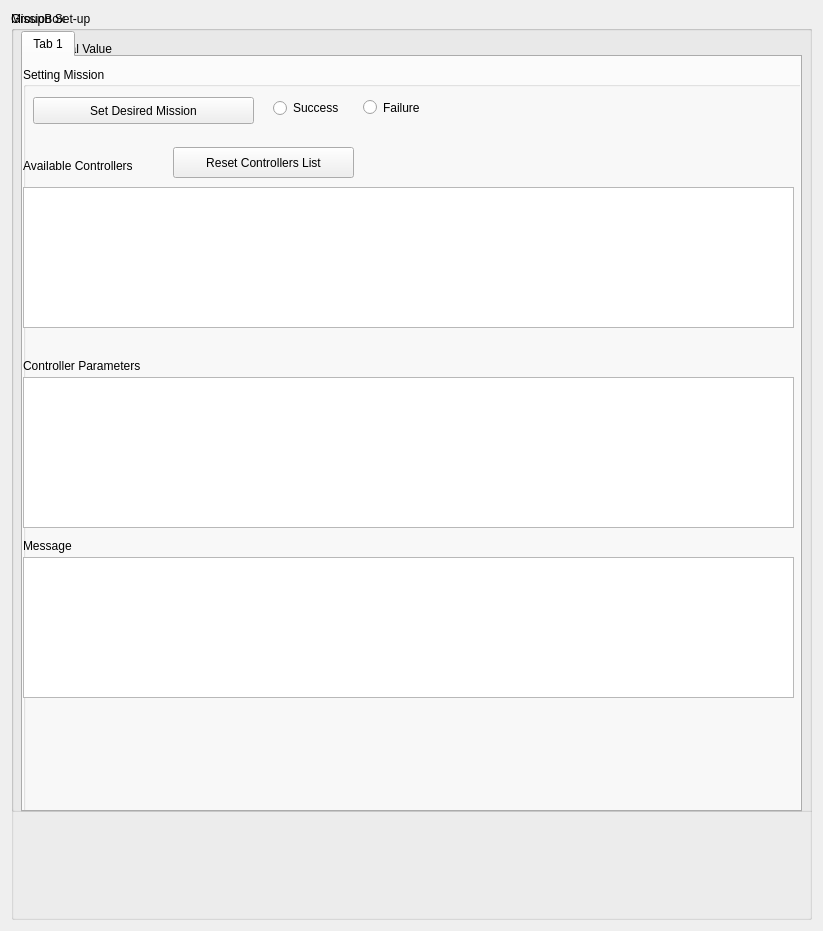
The window that gui/src/gui/choose_mission.ui (massimilianop/sml_under_development) describes before a commit, drawn with Qt 5.
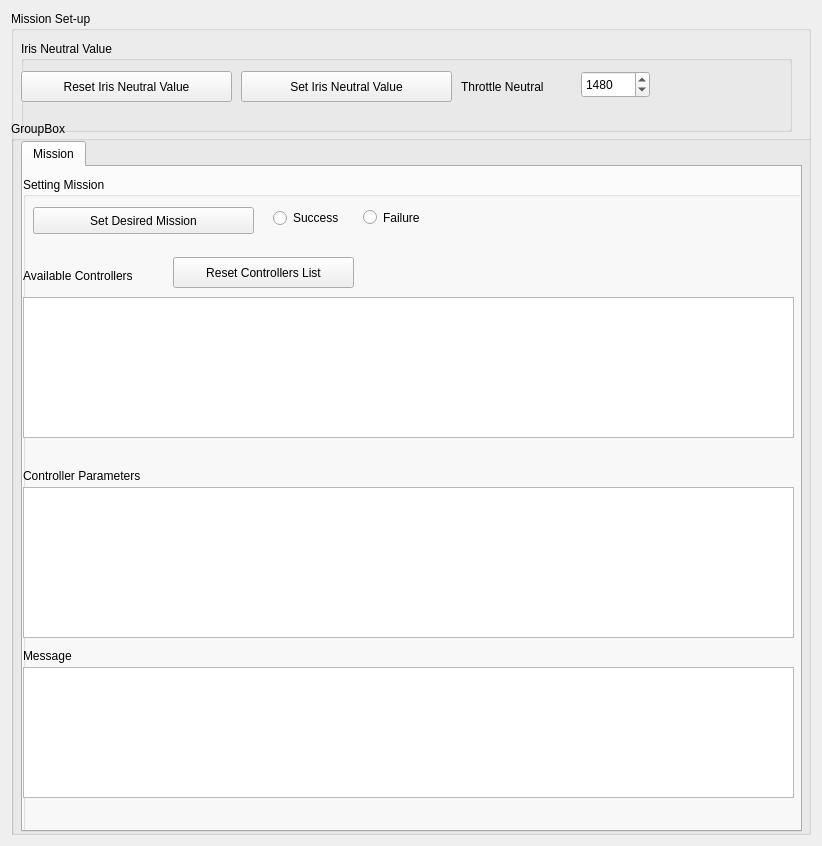
The same window after the commit.

```diff
--- a/gui/src/gui/choose_mission.ui
+++ b/gui/src/gui/choose_mission.ui
@@ -6,8 +6,8 @@
    <rect>
     <x>0</x>
     <y>0</y>
-    <width>823</width>
-    <height>931</height>
+    <width>822</width>
+    <height>846</height>
    </rect>
   </property>
   <property name="windowTitle">
@@ -120,9 +120,9 @@
       <property name="geometry">
        <rect>
         <x>0</x>
-        <y>0</y>
+        <y>110</y>
         <width>811</width>
-        <height>801</height>
+        <height>721</height>
        </rect>
       </property>
       <property name="title">
@@ -134,7 +134,7 @@
          <x>10</x>
          <y>20</y>
          <width>781</width>
-         <height>781</height>
+         <height>691</height>
         </rect>
        </property>
        <property name="currentIndex">
@@ -142,7 +142,7 @@
        </property>
        <widget class="QWidget" name="tab_3">
         <attribute name="title">
-         <string>Tab 1</string>
+         <string>Mission</string>
         </attribute>
         <widget class="QGroupBox" name="groupBox_8">
          <property name="geometry">
@@ -254,16 +254,6 @@
            <string>Reset Controllers List</string>
           </property>
          </widget>
-         <widget class="QPlainTextEdit" name="ItemClickedMessage">
-          <property name="geometry">
-           <rect>
-            <x>0</x>
-            <y>490</y>
-            <width>771</width>
-            <height>141</height>
-           </rect>
-          </property>
-         </widget>
          <widget class="QLabel" name="label_3">
           <property name="geometry">
            <rect>
@@ -277,6 +267,16 @@
            <string>Message</string>
           </property>
          </widget>
+         <widget class="QTextEdit" name="ItemClickedMessage">
+          <property name="geometry">
+           <rect>
+            <x>0</x>
+            <y>490</y>
+            <width>771</width>
+            <height>131</height>
+           </rect>
+          </property>
+         </widget>
         </widget>
        </widget>
       </widget>
```
Left out of the diff: 7 changed lines with no effect on the pictures.
